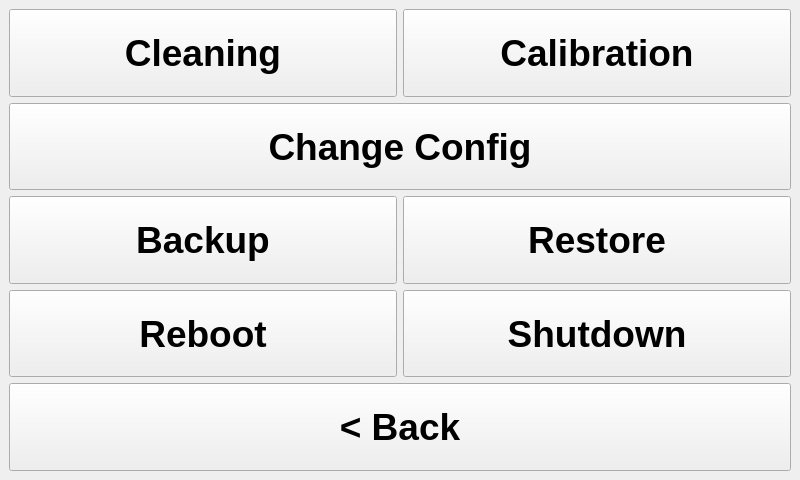
Old version of the form src/ui_elements/optionwindow.ui in the repository AndreWohnsland/CocktailBerry.
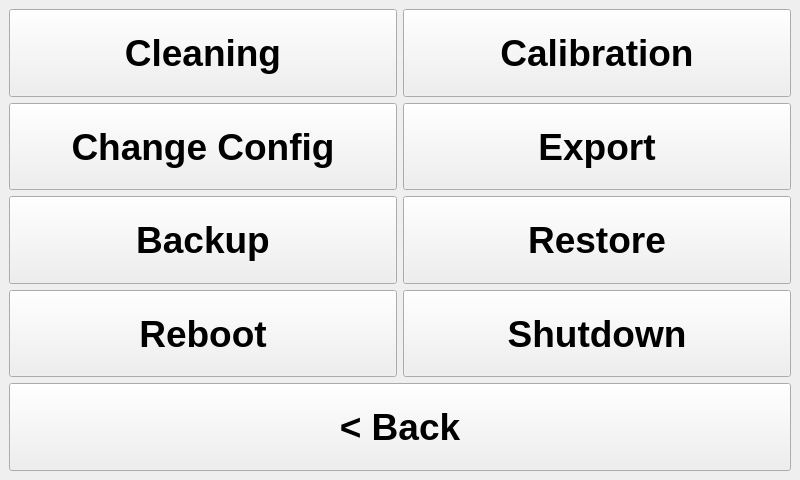
New version of the form.

Commit message: Moved export option to option window

The edit to the form file:
```diff
--- a/src/ui_elements/optionwindow.ui
+++ b/src/ui_elements/optionwindow.ui
@@ -39,26 +39,6 @@
   </property>
   <widget class="QWidget" name="centralwidget">
    <layout class="QGridLayout" name="gridLayout">
-    <item row="2" column="0">
-     <widget class="QPushButton" name="button_config">
-      <property name="maximumSize">
-       <size>
-        <width>5000</width>
-        <height>300</height>
-       </size>
-      </property>
-      <property name="font">
-       <font>
-        <pointsize>28</pointsize>
-        <weight>75</weight>
-        <bold>true</bold>
-       </font>
-      </property>
-      <property name="text">
-       <string>Change Config</string>
-      </property>
-     </widget>
-    </item>
     <item row="5" column="0">
      <widget class="QPushButton" name="button_back">
       <property name="maximumSize">
@@ -211,6 +191,50 @@
       </item>
      </layout>
     </item>
+    <item row="2" column="0">
+     <layout class="QHBoxLayout" name="horizontalLayout_4">
+      <item>
+       <widget class="QPushButton" name="button_config">
+        <property name="maximumSize">
+         <size>
+          <width>5000</width>
+          <height>300</height>
+         </size>
+        </property>
+        <property name="font">
+         <font>
+          <pointsize>28</pointsize>
+          <weight>75</weight>
+          <bold>true</bold>
+         </font>
+        </property>
+        <property name="text">
+         <string>Change Config</string>
+        </property>
+       </widget>
+      </item>
+      <item>
+       <widget class="QPushButton" name="button_export">
+        <property name="maximumSize">
+         <size>
+          <width>5000</width>
+          <height>300</height>
+         </size>
+        </property>
+        <property name="font">
+         <font>
+          <pointsize>28</pointsize>
+          <weight>75</weight>
+          <bold>true</bold>
+         </font>
+        </property>
+        <property name="text">
+         <string>Export</string>
+        </property>
+       </widget>
+      </item>
+     </layout>
+    </item>
    </layout>
   </widget>
  </widget>
```
The commit also changes 8 other files.
